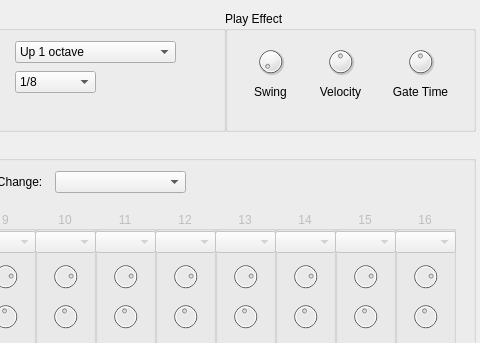
Qt form src/View/ArpSeq.ui (thefinalcutbg/QAN1xEditor) before a commit; both pictures show x 655 to 1135 and y 0 to 343 of the 1135 by 439 pixel window.
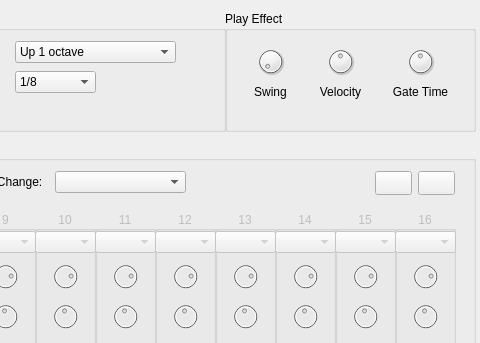
The same form after that commit. Custom widgets are drawn as their Qt base class.

```diff
--- a/src/View/ArpSeq.ui
+++ b/src/View/ArpSeq.ui
@@ -3637,6 +3637,32 @@
      <set>Qt::AlignRight|Qt::AlignTrailing|Qt::AlignVCenter</set>
     </property>
    </widget>
+   <widget class="QPushButton" name="saveButton">
+    <property name="geometry">
+     <rect>
+      <x>1010</x>
+      <y>30</y>
+      <width>37</width>
+      <height>24</height>
+     </rect>
+    </property>
+    <property name="text">
+     <string/>
+    </property>
+   </widget>
+   <widget class="QPushButton" name="loadButton">
+    <property name="geometry">
+     <rect>
+      <x>1053</x>
+      <y>30</y>
+      <width>37</width>
+      <height>24</height>
+     </rect>
+    </property>
+    <property name="text">
+     <string/>
+    </property>
+   </widget>
    <zorder>controlChange</zorder>
    <zorder>label_11</zorder>
    <zorder>label_13</zorder>
```
Left out of the diff: 2 changed lines with no effect on the pictures.
